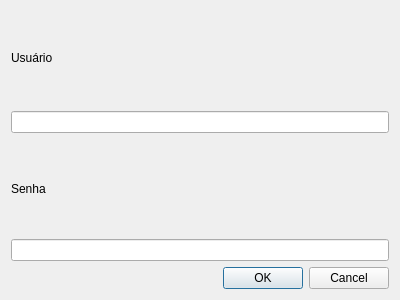
Above: src/produtos/loginform.ui from kavvata/cpp-crud-produtos before the change. Below: the same form after it.
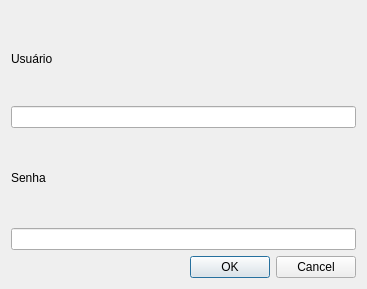
That is the form after the change.

Commit message: feat(login): alterado mascara de input de senha

```diff
--- a/src/produtos/loginform.ui
+++ b/src/produtos/loginform.ui
@@ -6,18 +6,27 @@
    <rect>
     <x>0</x>
     <y>0</y>
-    <width>400</width>
-    <height>300</height>
+    <width>367</width>
+    <height>289</height>
    </rect>
   </property>
+  <property name="maximumSize">
+   <size>
+    <width>367</width>
+    <height>289</height>
+   </size>
+  </property>
   <property name="windowTitle">
    <string>Dialog</string>
   </property>
-  <layout class="QVBoxLayout" name="verticalLayout_2">
+  <layout class="QHBoxLayout" name="horizontalLayout">
    <item>
     <layout class="QVBoxLayout" name="verticalLayout">
      <item>
       <layout class="QVBoxLayout" name="verticalLayout_3">
+       <property name="spacing">
+        <number>0</number>
+       </property>
        <item>
         <widget class="QLabel" name="label">
          <property name="text">
@@ -32,9 +41,6 @@
      </item>
      <item>
       <layout class="QVBoxLayout" name="verticalLayout_4">
-       <property name="spacing">
-        <number>0</number>
-       </property>
        <item>
         <widget class="QLabel" name="label_2">
          <property name="text">
@@ -43,7 +49,11 @@
         </widget>
        </item>
        <item>
-        <widget class="QLineEdit" name="lineEdit_2"/>
+        <widget class="QLineEdit" name="lineEdit_2">
+         <property name="echoMode">
+          <enum>QLineEdit::EchoMode::Password</enum>
+         </property>
+        </widget>
        </item>
       </layout>
      </item>
```
